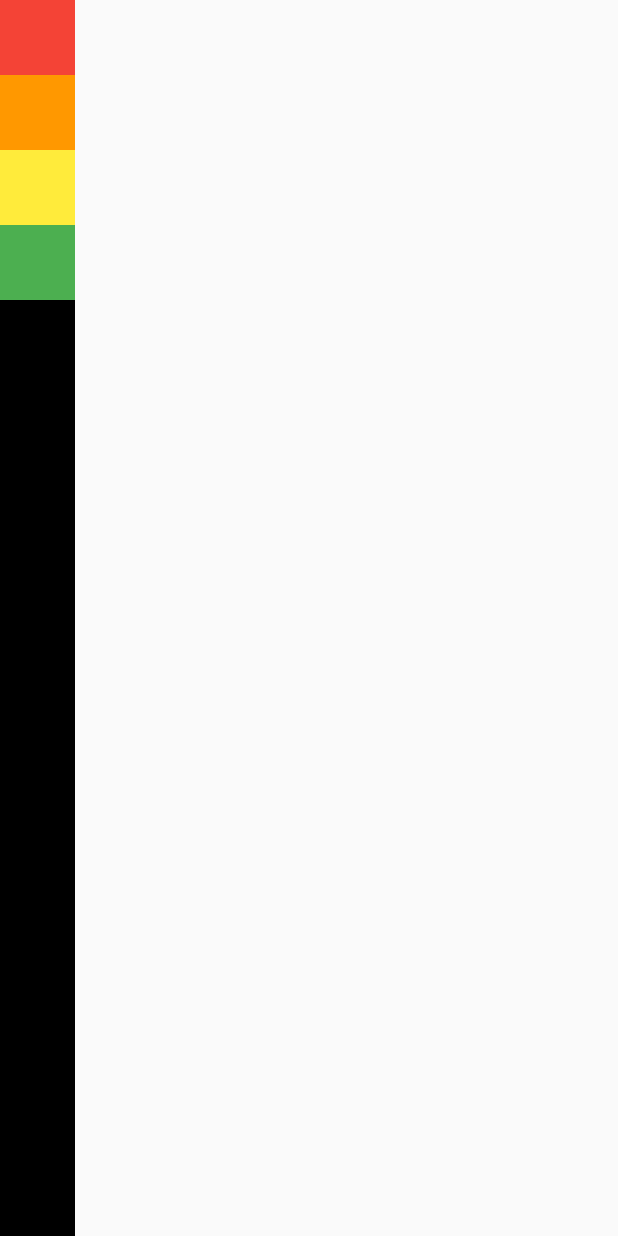
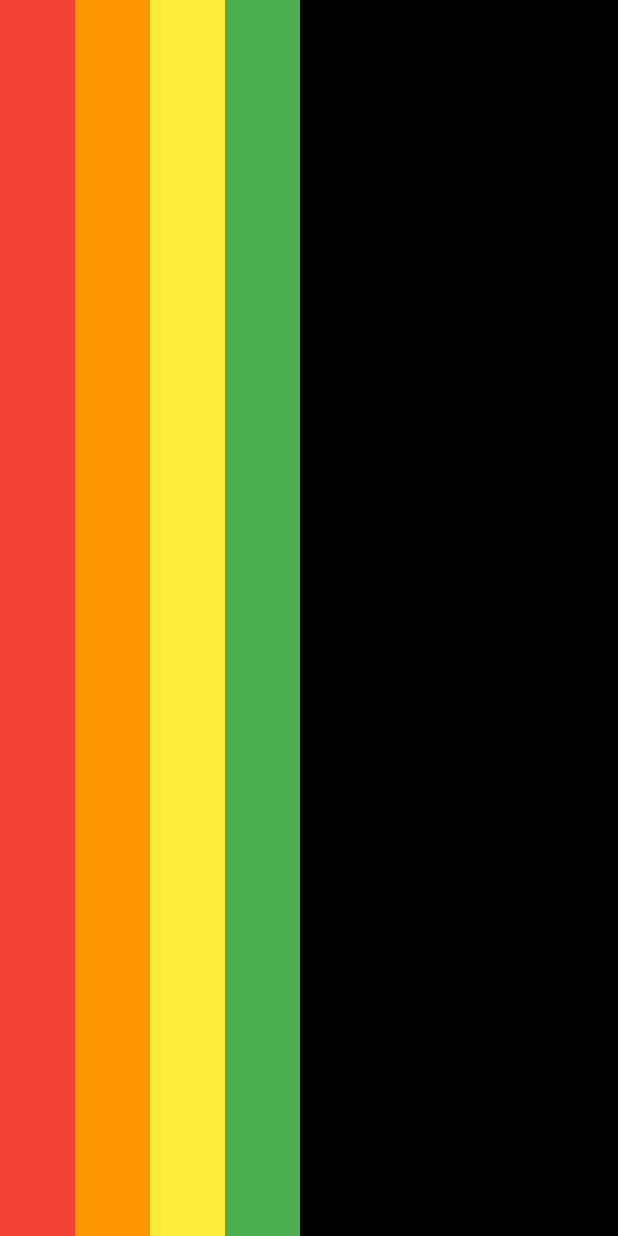
Before and after one commit to KIMINJOONG/flutter_row_and_column, a Flutter app: the screen it shows after launch, on a phone screen of 412 x 824 dp. Run offline on Flutter 3.47's test engine with Material 2 defaults, Android fonts, the phone set to English and light mode, and no system bars.

Commit message:
1.
CrossAxisAlignment 완전정복

```diff
--- a/lib/screen/home_screen.dart
+++ b/lib/screen/home_screen.dart
@@ -7,9 +7,13 @@ class HomeScreen extends StatelessWidget {
   Widget build(BuildContext context) {
     return Scaffold(
       body: SafeArea(
+        bottom: false,
         child: Container(
           color: Colors.black,
-          child: Column(
+          width: MediaQuery.of(context).size.height,
+          child: Row(
+            mainAxisAlignment: MainAxisAlignment.start,
+            crossAxisAlignment: CrossAxisAlignment.stretch,
             children: [
               Container(
                 width: 50.0,
```
Also changed, not shown: 1 other file.
